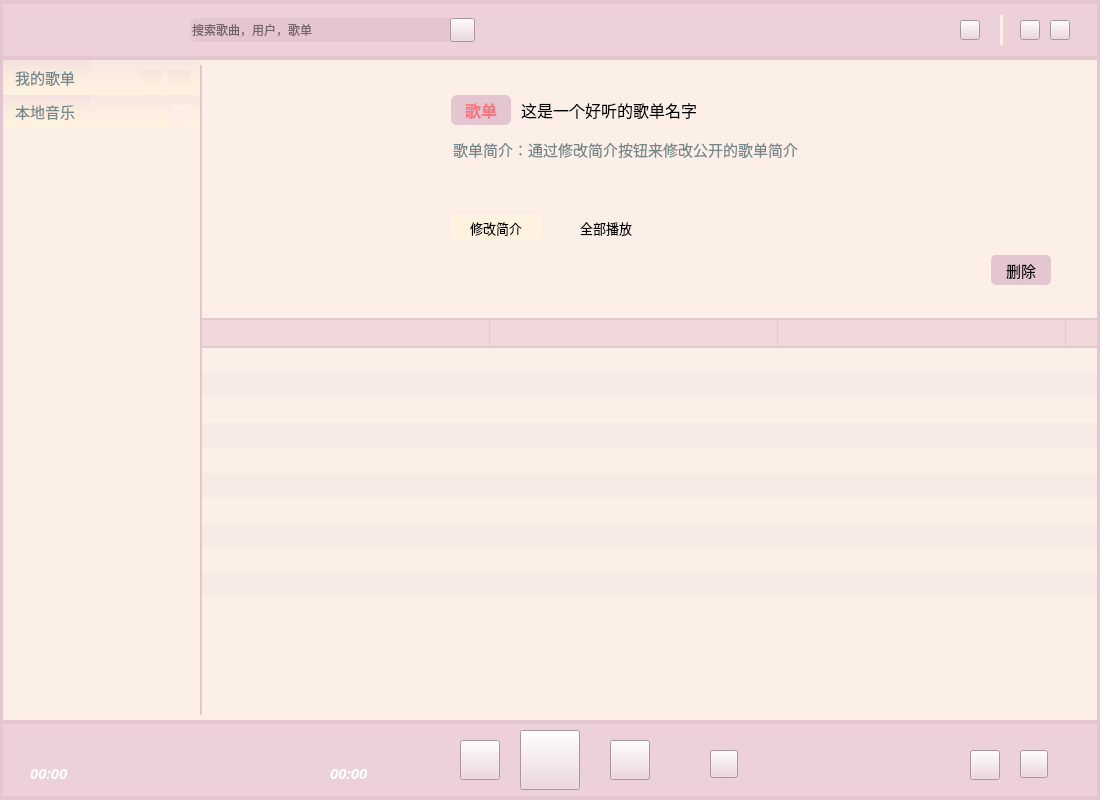
Old version of the form ui/Main.ui in the repository MyEternalMoon/PyQt_mp3Player.
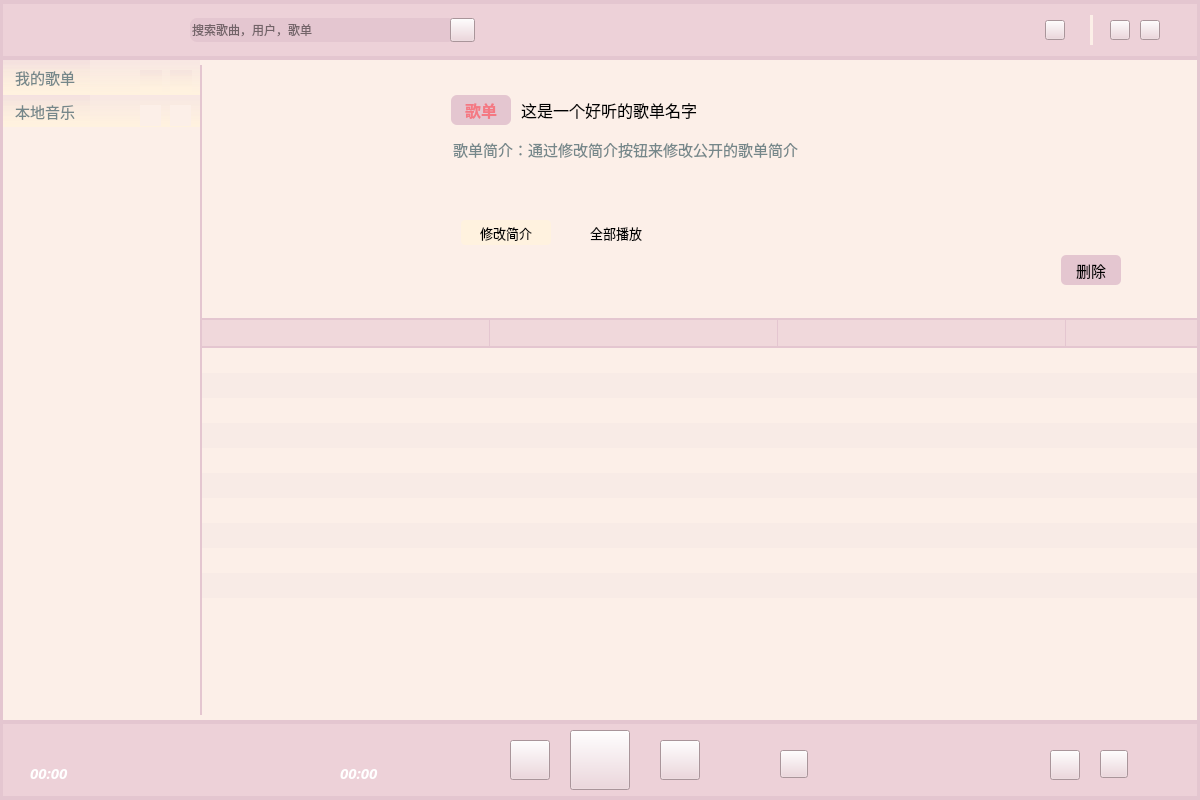
New version of the form. Icons and pictures are not drawn.

```diff
--- a/ui/Main.ui
+++ b/ui/Main.ui
@@ -6,7 +6,7 @@
    <rect>
     <x>0</x>
     <y>0</y>
-    <width>1100</width>
+    <width>1200</width>
     <height>800</height>
    </rect>
   </property>
@@ -16,12 +16,6 @@
     <height>800</height>
    </size>
   </property>
-  <property name="maximumSize">
-   <size>
-    <width>1100</width>
-    <height>16777215</height>
-   </size>
-  </property>
   <property name="windowTitle">
    <string>MainWindow</string>
   </property>
@@ -42,7 +36,7 @@
      <rect>
       <x>0</x>
       <y>720</y>
-      <width>1101</width>
+      <width>1200</width>
       <height>80</height>
      </rect>
     </property>
@@ -56,7 +50,7 @@
     <widget class="QPushButton" name="PlayButton">
      <property name="geometry">
       <rect>
-       <x>520</x>
+       <x>570</x>
        <y>10</y>
        <width>60</width>
        <height>60</height>
@@ -112,7 +106,7 @@
     <widget class="QLabel" name="eTimeLabel">
      <property name="geometry">
       <rect>
-       <x>330</x>
+       <x>340</x>
        <y>43</y>
        <width>50</width>
        <height>20</height>
@@ -140,7 +134,7 @@
     <widget class="QPushButton" name="FormerButton">
      <property name="geometry">
       <rect>
-       <x>460</x>
+       <x>510</x>
        <y>20</y>
        <width>40</width>
        <height>40</height>
@@ -161,7 +155,7 @@
     <widget class="QPushButton" name="NextButton">
      <property name="geometry">
       <rect>
-       <x>610</x>
+       <x>660</x>
        <y>20</y>
        <width>40</width>
        <height>40</height>
@@ -182,7 +176,7 @@
     <widget class="QPushButton" name="SoundButton">
      <property name="geometry">
       <rect>
-       <x>710</x>
+       <x>780</x>
        <y>30</y>
        <width>28</width>
        <height>28</height>
@@ -217,7 +211,7 @@
     <widget class="QPushButton" name="showListButton">
      <property name="geometry">
       <rect>
-       <x>1020</x>
+       <x>1100</x>
        <y>30</y>
        <width>28</width>
        <height>28</height>
@@ -241,7 +235,7 @@
       <rect>
        <x>0</x>
        <y>0</y>
-       <width>1100</width>
+       <width>1200</width>
        <height>4</height>
       </rect>
      </property>
@@ -263,7 +257,7 @@
       <rect>
        <x>0</x>
        <y>76</y>
-       <width>1100</width>
+       <width>1200</width>
        <height>4</height>
       </rect>
      </property>
@@ -283,7 +277,7 @@
     <widget class="QPushButton" name="playOrderButton">
      <property name="geometry">
       <rect>
-       <x>970</x>
+       <x>1050</x>
        <y>30</y>
        <width>30</width>
        <height>30</height>
@@ -307,7 +301,7 @@
       <rect>
        <x>30</x>
        <y>12</y>
-       <width>300</width>
+       <width>361</width>
        <height>20</height>
       </rect>
      </property>
@@ -333,7 +327,7 @@
      <rect>
       <x>0</x>
       <y>0</y>
-      <width>1101</width>
+      <width>1200</width>
       <height>60</height>
      </rect>
     </property>
@@ -386,7 +380,7 @@
     <widget class="QPushButton" name="exitButton">
      <property name="geometry">
       <rect>
-       <x>1050</x>
+       <x>1140</x>
        <y>20</y>
        <width>20</width>
        <height>20</height>
@@ -410,7 +404,7 @@
     <widget class="QPushButton" name="hideButton">
      <property name="geometry">
       <rect>
-       <x>1020</x>
+       <x>1110</x>
        <y>20</y>
        <width>20</width>
        <height>20</height>
@@ -485,7 +479,7 @@
     <widget class="Line" name="line_8">
      <property name="geometry">
       <rect>
-       <x>1000</x>
+       <x>1090</x>
        <y>15</y>
        <width>3</width>
        <height>30</height>
@@ -505,7 +499,7 @@
     <widget class="QPushButton" name="configButton">
      <property name="geometry">
       <rect>
-       <x>960</x>
+       <x>1045</x>
        <y>20</y>
        <width>20</width>
        <height>20</height>
@@ -533,7 +527,7 @@
       <rect>
        <x>0</x>
        <y>56</y>
-       <width>1100</width>
+       <width>1200</width>
        <height>4</height>
       </rect>
      </property>
@@ -555,7 +549,7 @@
       <rect>
        <x>0</x>
        <y>0</y>
-       <width>1100</width>
+       <width>1200</width>
        <height>4</height>
       </rect>
      </property>
@@ -710,7 +704,7 @@
     <widget class="QPushButton" name="newListButton">
      <property name="geometry">
       <rect>
-       <x>168</x>
+       <x>170</x>
        <y>10</y>
        <width>22</width>
        <height>22</height>
@@ -923,9 +917,48 @@
        <bool>true</bool>
       </property>
      </widget>
+     <widget class="QPushButton" name="searchDiskButton">
+      <property name="geometry">
+       <rect>
+        <x>140</x>
+        <y>10</y>
+        <width>21</width>
+        <height>21</height>
+       </rect>
+      </property>
+      <property name="font">
+       <font>
+        <family>微软雅黑 Light</family>
+        <pointsize>11</pointsize>
+       </font>
+      </property>
+      <property name="cursor">
+       <cursorShape>PointingHandCursor</cursorShape>
+      </property>
+      <property name="toolTip">
+       <string>全盘搜索</string>
+      </property>
+      <property name="styleSheet">
+       <string notr="true">
+QPushButton
+{
+	border-image: url(:/buttons/disksearch.png);
+
+color:#75878a;
+    border:0px;
+}</string>
+      </property>
+      <property name="text">
+       <string/>
+      </property>
+      <property name="flat">
+       <bool>true</bool>
+      </property>
+     </widget>
      <zorder>label</zorder>
      <zorder>toListButton_2</zorder>
      <zorder>refreshButton</zorder>
+     <zorder>searchDiskButton</zorder>
     </widget>
     <zorder>label_3</zorder>
     <zorder>PlaylistWidget</zorder>
@@ -962,7 +995,7 @@
      <rect>
       <x>201</x>
       <y>60</y>
-      <width>900</width>
+      <width>1000</width>
       <height>258</height>
      </rect>
     </property>
@@ -1003,7 +1036,7 @@
       <rect>
        <x>320</x>
        <y>35</y>
-       <width>280</width>
+       <width>330</width>
        <height>30</height>
       </rect>
      </property>
@@ -1020,8 +1053,8 @@
     <widget class="QPushButton" name="PlayAllButton">
      <property name="geometry">
       <rect>
-       <x>360</x>
-       <y>155</y>
+       <x>370</x>
+       <y>160</y>
        <width>90</width>
        <height>25</height>
       </rect>
@@ -1051,8 +1084,8 @@
     <widget class="QPushButton" name="editListButton">
      <property name="geometry">
       <rect>
-       <x>250</x>
-       <y>155</y>
+       <x>260</x>
+       <y>160</y>
        <width>90</width>
        <height>25</height>
       </rect>
@@ -1089,7 +1122,7 @@
     <widget class="QPushButton" name="delListButton">
      <property name="geometry">
       <rect>
-       <x>790</x>
+       <x>860</x>
        <y>195</y>
        <width>60</width>
        <height>30</height>
@@ -1125,7 +1158,7 @@
       <rect>
        <x>250</x>
        <y>75</y>
-       <width>550</width>
+       <width>600</width>
        <height>30</height>
       </rect>
      </property>
@@ -1154,7 +1187,7 @@
     <widget class="QLabel" name="heartLabel">
      <property name="geometry">
       <rect>
-       <x>800</x>
+       <x>870</x>
        <y>35</y>
        <width>45</width>
        <height>45</height>
@@ -1195,7 +1228,7 @@
      <rect>
       <x>200</x>
       <y>318</y>
-      <width>900</width>
+      <width>1000</width>
       <height>2</height>
      </rect>
     </property>
@@ -1214,7 +1247,7 @@
      <rect>
       <x>202</x>
       <y>320</y>
-      <width>897</width>
+      <width>997</width>
       <height>397</height>
      </rect>
     </property>
@@ -1455,7 +1488,7 @@
    <widget class="Line" name="line_16">
     <property name="geometry">
      <rect>
-      <x>1097</x>
+      <x>1197</x>
       <y>0</y>
       <width>3</width>
       <height>800</height>
```
